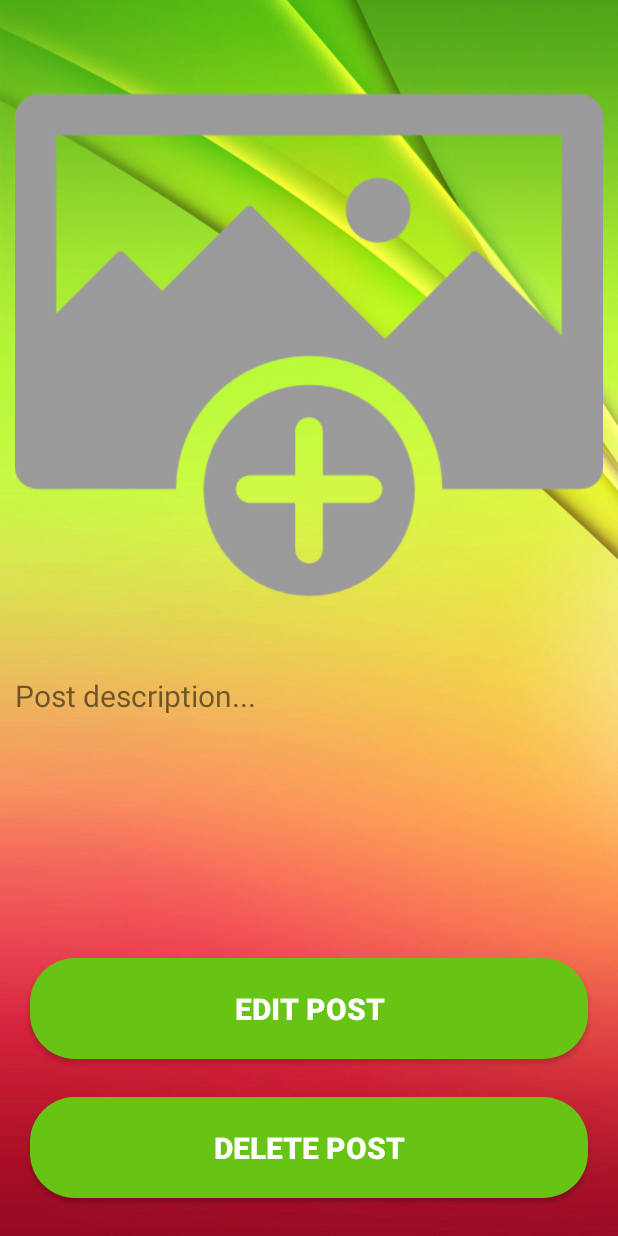
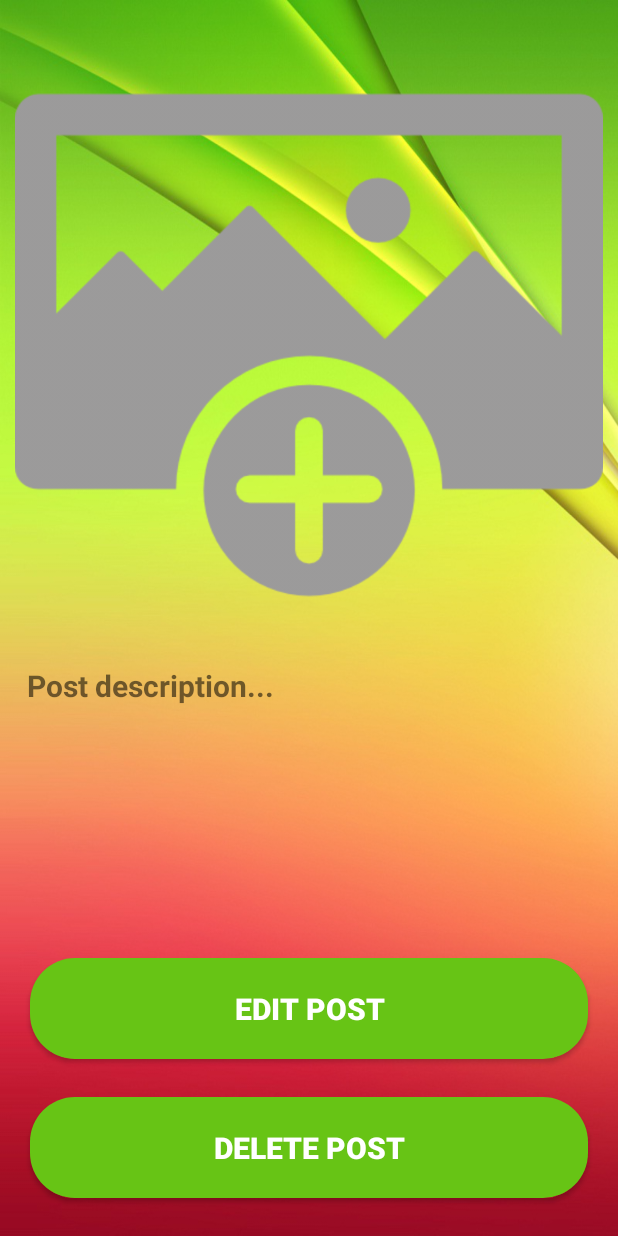
Before and after one commit to ramonah6/social-network, an Android app: the ClickPostActivity screen opened directly, with no data from a screen before it, on a phone screen of 412 x 824 dp. Run offline under Robolectric (Android 15) with nearby library versions, the phone set to English and light mode, and no system bars.

Commit message:
click post activity

```diff
--- a/app/src/main/java/com/my/socialnetwork/ClickPostActivity.java
+++ b/app/src/main/java/com/my/socialnetwork/ClickPostActivity.java
@@ -17,8 +17,8 @@ public class ClickPostActivity extends AppCompatActivity {
         super.onCreate(savedInstanceState);
         setContentView(R.layout.activity_click_post);
 
-        PostImage = (ImageView)findViewById(R.id.post_image);
-        PostDescription = (TextView)findViewById(R.id.post_description);
+        PostImage = (ImageView)findViewById(R.id.click_post_image);
+        PostDescription = (TextView)findViewById(R.id.click_post_description);
         DeletePostButton = (Button)findViewById(R.id.delete_post_button);
         EditPostButton = (Button)findViewById(R.id.edit_post_button);
     }
--- a/app/src/main/java/com/my/socialnetwork/MainActivity.java
+++ b/app/src/main/java/com/my/socialnetwork/MainActivity.java
@@ -23,7 +23,6 @@ import android.widget.Toast;
 
 import com.firebase.ui.database.FirebaseRecyclerAdapter;
 import com.firebase.ui.database.FirebaseRecyclerOptions;
-import com.firebase.ui.database.SnapshotParser;
 import com.google.android.gms.tasks.OnSuccessListener;
 import com.google.firebase.auth.FirebaseAuth;
 import com.google.firebase.auth.FirebaseUser;
@@ -211,13 +210,13 @@ public class MainActivity extends AppCompatActivity {
 
         public void setDescription(String description)
         {
-            TextView PostDescription = (TextView) mView.findViewById(R.id.post_description);
+            TextView PostDescription = (TextView) mView.findViewById(R.id.click_post_description);
             PostDescription.setText(description);
         }
 
         public void setPostimage(Context ctx1, String postimage)
         {
-            ImageView PostImage = (ImageView) mView.findViewById(R.id.post_image);
+            ImageView PostImage = (ImageView) mView.findViewById(R.id.click_post_image);
             Picasso.with(ctx1).load(postimage).into(PostImage);
         }
     }
--- a/app/src/main/java/com/my/socialnetwork/PostActivity.java
+++ b/app/src/main/java/com/my/socialnetwork/PostActivity.java
@@ -13,7 +13,6 @@ import android.view.View;
 import android.widget.Button;
 import android.widget.EditText;
 import android.widget.ImageButton;
-import android.widget.ProgressBar;
 import android.widget.Toast;
 
 import com.google.android.gms.tasks.OnCompleteListener;
@@ -63,7 +62,7 @@ public class PostActivity extends AppCompatActivity {
 
         SelectPostImage = (ImageButton)findViewById(R.id.select_post_image);
         UpdatePostButton = (Button)findViewById(R.id.update_post_button);
-        PostDescription = (EditText)findViewById(R.id.post_description);
+        PostDescription = (EditText)findViewById(R.id.click_post_description);
         loadingBar = new ProgressDialog(this);
 
         mToolbar = (Toolbar)findViewById(R.id.update_post_page_toolbar);
--- a/app/src/main/res/layout/activity_click_post.xml
+++ b/app/src/main/res/layout/activity_click_post.xml
@@ -8,7 +8,7 @@
     tools:context="com.my.socialnetwork.ClickPostActivity">
 
     <ImageView
-        android:id="@+id/post_image"
+        android:id="@+id/click_post_image"
         android:layout_width="match_parent"
         android:layout_height="400dp"
         android:layout_alignParentStart="true"
@@ -17,20 +17,22 @@
         android:layout_marginLeft="10dp"
         android:layout_marginTop="30dp"
         android:layout_marginRight="10dp"
-        android:scaleType="fitCenter"
+        android:scaleType="centerInside"
         app:srcCompat="@drawable/select_image" />
 
     <TextView
-        android:id="@+id/post_description"
+        android:id="@+id/click_post_description"
         android:layout_width="match_parent"
         android:layout_height="wrap_content"
-        android:layout_below="@+id/post_image"
+        android:layout_below="@+id/click_post_image"
         android:layout_alignParentStart="true"
         android:layout_marginLeft="10dp"
-        android:layout_marginTop="20dp"
+        android:layout_marginTop="5dp"
         android:layout_marginRight="10dp"
+        android:padding="8dp"
         android:text="Post description..."
-        android:textSize="20sp" />
+        android:textSize="20sp"
+        android:textStyle="bold" />
 
     <Button
         android:id="@+id/delete_post_button"
--- a/app/src/main/res/layout/activity_post.xml
+++ b/app/src/main/res/layout/activity_post.xml
@@ -24,7 +24,7 @@
         app:srcCompat="@drawable/select_image" />
 
     <EditText
-        android:id="@+id/post_description"
+        android:id="@+id/click_post_description"
         android:layout_width="match_parent"
         android:layout_height="wrap_content"
         android:layout_below="@+id/select_post_image"
@@ -41,7 +41,7 @@
         android:id="@+id/update_post_button"
         android:layout_width="200dp"
         android:layout_height="wrap_content"
-        android:layout_below="@+id/post_description"
+        android:layout_below="@+id/click_post_description"
         android:layout_centerHorizontal="true"
         android:layout_marginTop="21dp"
         android:background="@drawable/button"
--- a/app/src/main/res/layout/all_post_layout.xml
+++ b/app/src/main/res/layout/all_post_layout.xml
@@ -86,7 +86,7 @@
         </LinearLayout>
 
         <TextView
-            android:id="@+id/post_description"
+            android:id="@+id/click_post_description"
             android:layout_width="match_parent"
             android:layout_height="wrap_content"
             android:text="Post description...."
@@ -98,7 +98,7 @@
             />
 
         <ImageView
-            android:id="@+id/post_image"
+            android:id="@+id/click_post_image"
             android:layout_width="match_parent"
             android:layout_height="200dp"
             android:layout_margin="3dp"
```
